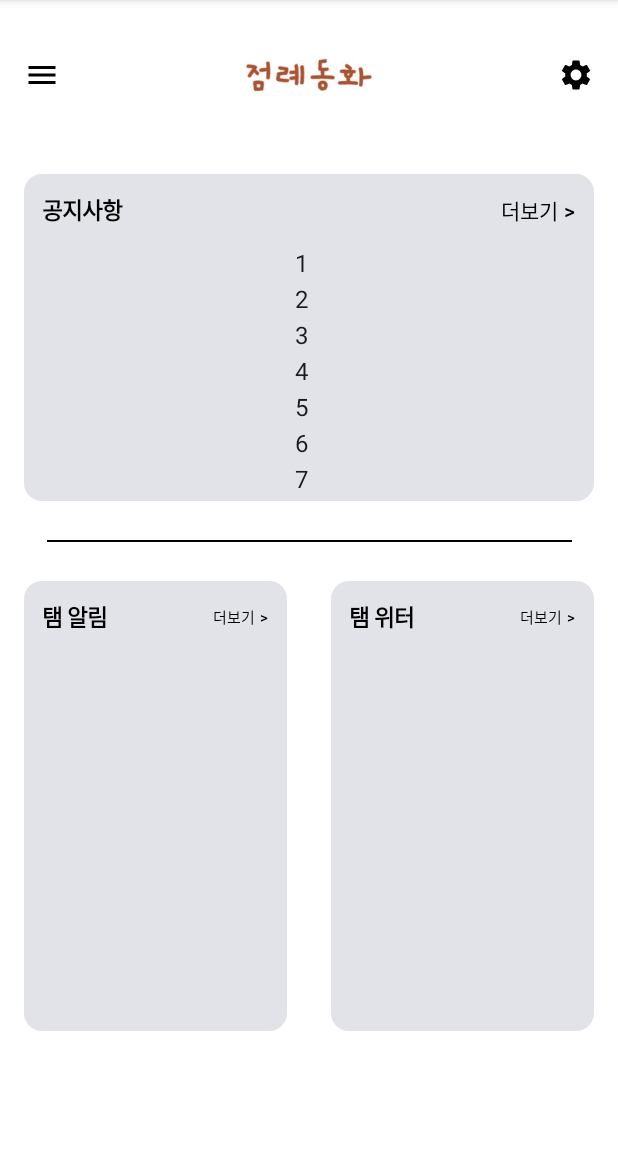
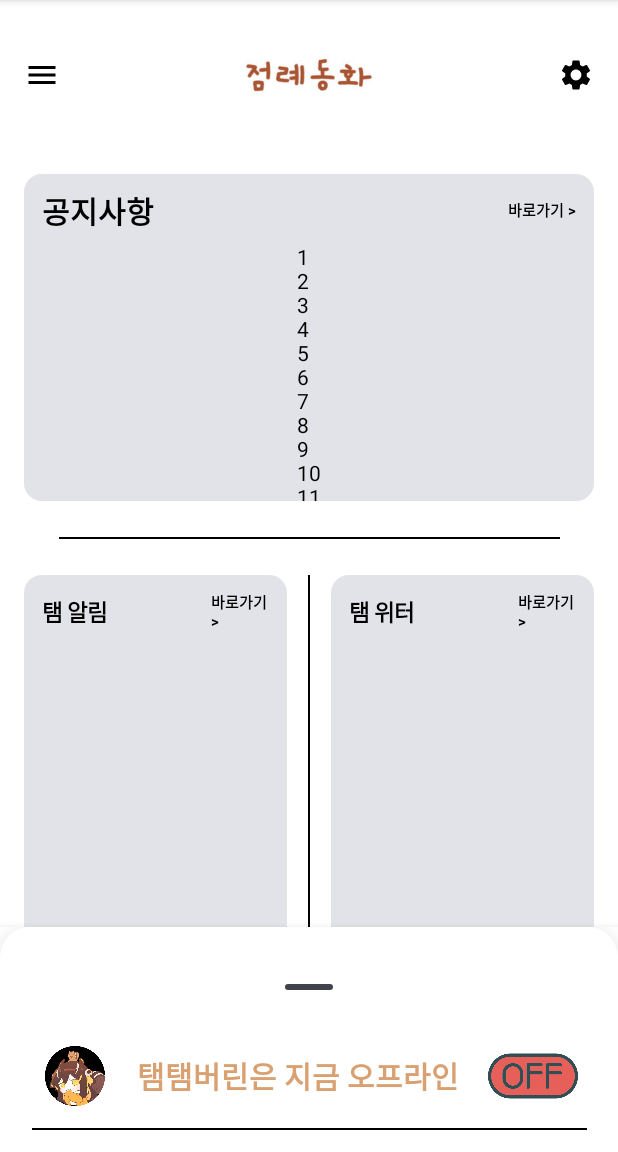
Before and after one commit to dkstpwns10/NaverAPI, an Android app built with Jetpack Compose: the screen it shows after launch (MainActivity), on a phone screen of 412 x 824 dp, the part 84-1236 px from its top. Run offline under Robolectric (Android 15) with nearby library versions, the light colour scheme and no system bars; our stand-ins replace accompanist; pictures from the network do not load.

Commit message:
Bottom Sheet

```diff
--- a/app/build.gradle.kts
+++ b/app/build.gradle.kts
@@ -64,6 +64,7 @@ android {
 }
 
 dependencies {
+    implementation("org.jetbrains.kotlinx:kotlinx-serialization-json:1.5.1")
     implementation("com.navercorp.nid:oauth:5.9.1") // jdk 11
     implementation("androidx.lifecycle:lifecycle-viewmodel-compose:2.6.2")
     implementation("com.squareup.retrofit2:retrofit:2.9.0")
--- a/app/src/main/java/com/chzzk/temtem/view/Appbar.kt
+++ b/app/src/main/java/com/chzzk/temtem/view/Appbar.kt
@@ -18,6 +18,7 @@ import androidx.compose.foundation.layout.size
 import androidx.compose.foundation.layout.width
 import androidx.compose.foundation.layout.wrapContentSize
 import androidx.compose.foundation.shape.CircleShape
+import androidx.compose.material.Text
 import androidx.compose.material.icons.Icons
 import androidx.compose.material.icons.filled.Menu
 import androidx.compose.material.icons.filled.Settings
@@ -29,7 +30,6 @@ import androidx.compose.material3.IconButton
 import androidx.compose.material3.ModalDrawerSheet
 import androidx.compose.material3.ModalNavigationDrawer
 import androidx.compose.material3.Scaffold
-import androidx.compose.material3.Text
 import androidx.compose.material3.TopAppBar
 import androidx.compose.material3.TopAppBarDefaults
 import androidx.compose.material3.rememberDrawerState
@@ -51,8 +51,10 @@ import androidx.compose.ui.text.style.TextAlign
 import androidx.compose.ui.tooling.preview.Preview
 import androidx.compose.ui.unit.dp
 import androidx.compose.ui.unit.sp
+import androidx.lifecycle.viewmodel.compose.viewModel
 import coil.compose.rememberAsyncImagePainter
 import com.chzzk.temtem.R
+import com.chzzk.temtem.service.MainViewModel
 import com.chzzk.temtem.service.NaverLogin
 import kotlinx.coroutines.launch
 
@@ -60,6 +62,7 @@ import kotlinx.coroutines.launch
 @OptIn(ExperimentalMaterial3Api::class)
 @Composable
 fun topAppBar() {
+    val streamViewModel: MainViewModel = viewModel()
     val context = LocalContext.current
     val appbarColor = remember {
         mutableStateOf(Color.White)
@@ -72,13 +75,13 @@ fun topAppBar() {
     }
     val drawerState = rememberDrawerState(DrawerValue.Closed)
     val scope = rememberCoroutineScope()
-    var isLoggedIn by remember{
+    var isLoggedIn by remember {
         mutableStateOf(false)
     }
     var profileImageUrl by remember {
         mutableStateOf<Int?>(null)
     }
-    val naver = remember{NaverLogin(context)}
+    val naver = remember { NaverLogin(context) }
 
     // 메뉴창
 
@@ -97,18 +100,27 @@ fun topAppBar() {
                     verticalArrangement = Arrangement.Center
                 ) {
                     Spacer(modifier = Modifier.size(30.dp))
-                    Row(modifier = Modifier
+                    Row(
+                        modifier = Modifier
                             .fillMaxWidth()
-                        .height(200.dp), verticalAlignment = Alignment.CenterVertically, horizontalArrangement = Arrangement.Center) {
+                            .height(200.dp),
+                        verticalAlignment = Alignment.CenterVertically,
+                        horizontalArrangement = Arrangement.Center
+                    ) {
                         if (!isLoggedIn) {
-                                IconButton(modifier = Modifier.size(200.dp,400.dp), onClick = {
+                            IconButton(modifier = Modifier.size(200.dp, 400.dp), onClick = {
                                 //isLoggedIn = true
                             }
 
                             ) {
-                                    Image(painter = painterResource(id = R.drawable.btn_complete),modifier=Modifier.size(200.dp,400.dp), contentScale = ContentScale.FillWidth,contentDescription = "로그인 버튼")
+                                Image(
+                                    painter = painterResource(id = R.drawable.btn_complete),
+                                    modifier = Modifier.size(200.dp, 400.dp),
+                                    contentScale = ContentScale.FillWidth,
+                                    contentDescription = "로그인 버튼"
+                                )
                             }
-                            }else{
+                        } else {
                             Box(
                                 modifier = Modifier
                                     .padding(start = 20.dp)
@@ -133,29 +145,42 @@ fun topAppBar() {
                                 }
                             }
                             Column {
-                                    Text(text = "곽철용", fontWeight = FontWeight.Bold, textAlign = TextAlign.Center, modifier = Modifier.fillMaxWidth())
+                                Text(
+                                    text = "곽철용",
+                                    fontWeight = FontWeight.Bold,
+                                    textAlign = TextAlign.Center,
+                                    modifier = Modifier.fillMaxWidth()
+                                )
                                 Spacer(modifier = Modifier.size(8.dp))
-                                    Text(text = "naevr@naver.com", fontSize = 12.sp,textAlign = TextAlign.Center,modifier = Modifier.fillMaxWidth())
+                                Text(
+                                    text = "naevr@naver.com",
+                                    fontSize = 12.sp,
+                                    textAlign = TextAlign.Center,
+                                    modifier = Modifier.fillMaxWidth()
+                                )
                             }
                         }
                     }
                     Column(horizontalAlignment = Alignment.CenterHorizontally) {
                         Divider(modifier = Modifier.width(300.dp), thickness = 2.dp)
                         Spacer(modifier = Modifier.size(50.dp))
-                        Text(text = "공지 사항", fontSize = 20.sp,modifier = Modifier.padding(16.dp))
+                        Text(text = "공지 사항", fontSize = 20.sp, modifier = Modifier.padding(16.dp))
                         Divider(modifier = Modifier.width(150.dp), thickness = 2.dp)
-                        Text(text = "탬알림", fontSize = 20.sp,modifier = Modifier.padding(16.dp))
+                        Text(text = "탬알림", fontSize = 20.sp, modifier = Modifier.padding(16.dp))
                         Divider(modifier = Modifier.width(150.dp), thickness = 2.dp)
-                        Text(text = "탬위터", fontSize = 20.sp,modifier = Modifier.padding(16.dp))
+                        Text(text = "탬위터", fontSize = 20.sp, modifier = Modifier.padding(16.dp))
                         Divider(modifier = Modifier.width(150.dp), thickness = 2.dp)
-                        Text(text = "게시글 작성", fontSize = 20.sp,modifier = Modifier.padding(16.dp))
+                        Text(text = "게시글 작성", fontSize = 20.sp, modifier = Modifier.padding(16.dp))
 
                     }
 
-                    Box(modifier = Modifier.fillMaxSize(),contentAlignment = Alignment.BottomCenter) {
-                        Text(text = "© 2024 Lurker. All rights reserved.\n",fontSize = 12.sp)
+                    Box(
+                        modifier = Modifier.fillMaxSize(),
+                        contentAlignment = Alignment.BottomCenter
+                    ) {
+                        Text(text = "© 2024 Lurker. All rights reserved.\n", fontSize = 12.sp)
                         Spacer(modifier = Modifier.size(0.5.dp))
-                        Text(text = "Developed by Lurker.",fontSize = 12.sp)
+                        Text(text = "Developed by Lurker.", fontSize = 12.sp)
                     }
 
 
@@ -174,7 +199,9 @@ fun topAppBar() {
                                     .wrapContentSize(Alignment.Center)
                             ) {
                                 Image(
-                                    modifier = Modifier.size(100.dp).clickable(onClick = {
+                                    modifier = Modifier
+                                        .size(100.dp)
+                                        .clickable(onClick = {
                                             //로고 클릭시 메인 스크린으로 이동
                                             /*TODO*/
                                         }),
@@ -217,10 +244,10 @@ fun topAppBar() {
                         horizontalAlignment = Alignment.CenterHorizontally
                     ) {
                         // Main content goes here]
-                        val currnetScreen = remember{
+                        val currnetScreen = remember {
                             mutableStateOf("Main")
                         }
-                        MainScreen(appbarColor.value,drawerColor.value)
+                        MainScreen(appbarColor = appbarColor.value, drawerColor = drawerColor.value)
 
                     }
                 }
--- /dev/null
+++ b/app/src/main/java/com/chzzk/temtem/view/BottomSheet.kt
@@ -0,0 +1,182 @@
+package com.chzzk.temtem.view
+
+import androidx.compose.foundation.Image
+import androidx.compose.foundation.background
+import androidx.compose.foundation.layout.Arrangement
+import androidx.compose.foundation.layout.Column
+import androidx.compose.foundation.layout.PaddingValues
+import androidx.compose.foundation.layout.Row
+import androidx.compose.foundation.layout.WindowInsets
+import androidx.compose.foundation.layout.asPaddingValues
+import androidx.compose.foundation.layout.fillMaxWidth
+import androidx.compose.foundation.layout.height
+import androidx.compose.foundation.layout.navigationBars
+import androidx.compose.foundation.layout.padding
+import androidx.compose.foundation.layout.size
+import androidx.compose.foundation.layout.width
+import androidx.compose.foundation.lazy.LazyColumn
+import androidx.compose.foundation.shape.RoundedCornerShape
+import androidx.compose.material.BottomSheetScaffoldState
+import androidx.compose.material.ExperimentalMaterialApi
+import androidx.compose.material.ListItem
+import androidx.compose.material.Surface
+import androidx.compose.material.Text
+import androidx.compose.material.icons.Icons
+import androidx.compose.material.icons.filled.AccountCircle
+import androidx.compose.material3.BottomSheetDefaults
+import androidx.compose.material3.Button
+import androidx.compose.material3.Divider
+import androidx.compose.material3.ExperimentalMaterial3Api
+import androidx.compose.material3.Icon
+import androidx.compose.material.rememberBottomSheetScaffoldState
+import androidx.compose.runtime.Composable
+import androidx.compose.runtime.getValue
+import androidx.compose.runtime.mutableStateOf
+import androidx.compose.runtime.remember
+import androidx.compose.runtime.rememberCoroutineScope
+import androidx.compose.ui.Alignment
+import androidx.compose.ui.Modifier
+import androidx.compose.ui.draw.clip
+import androidx.compose.ui.graphics.Color
+import androidx.compose.ui.res.painterResource
+import androidx.compose.ui.text.font.FontWeight
+import androidx.compose.ui.tooling.preview.Preview
+import androidx.compose.ui.unit.dp
+import androidx.compose.ui.unit.sp
+import androidx.lifecycle.viewmodel.compose.viewModel
+import com.chzzk.temtem.R
+import com.chzzk.temtem.domain.DetailContent
+import com.chzzk.temtem.service.MainViewModel
+import kotlinx.coroutines.launch
+
+
+@OptIn(ExperimentalMaterial3Api::class, ExperimentalMaterialApi::class)
+@Composable
+fun BottomSheet_StreamView(viewModel: MainViewModel,bottomSheetState: BottomSheetScaffoldState) {
+    val domainData by viewModel.streamDetailState
+    var detailContent: DetailContent? = domainData.data
+    val scope = rememberCoroutineScope()
+
+    val fontColor = remember {
+        mutableStateOf(Color(115,68,64))
+    }
+    val liveState = remember {
+        mutableStateOf("방송중")
+    }
+    val liveIcon = remember {
+        mutableStateOf(R.drawable.broadcasting)
+    }
+    val bottomImage = remember{
+        mutableStateOf(R.drawable.window_round)
+    }
+    if (detailContent != null) {
+        when (detailContent.status) {
+            "OPEN" -> {
+                fontColor.value = Color(115,68,64)
+                liveState.value = "방송중!"
+                liveIcon.value = R.drawable.broadcasting
+                bottomImage.value = R.drawable.window_round
+            }
+
+            "CLOSE" -> {
+                fontColor.value = Color(242,231,80)
+                liveState.value = "오프라인"
+                liveIcon.value = R.drawable.off
+                bottomImage.value = R.drawable.sq_round
+            }
+        }
+    } else {
+        fontColor.value = Color(217,161,113)
+        liveState.value = "오프라인"
+        liveIcon.value = R.drawable.off
+        bottomImage.value = R.drawable.sq_round
+    }
+    Surface(
+        shape = RoundedCornerShape(topStart = 20.dp, topEnd = 20.dp),
+        elevation = 20.dp
+    ) {
+    Column(
+        modifier = Modifier
+            .fillMaxWidth()
+            .padding(8.dp)
+    ) {
+
+            Column(
+                modifier = Modifier
+                    .fillMaxWidth()
+                    .padding(vertical = 8.dp),
+                horizontalAlignment = Alignment.CenterHorizontally
+            ) {
+                BottomSheetDefaults.DragHandle()
+                Row(
+                    modifier = Modifier
+                        .fillMaxWidth()
+                        .height(70.dp),
+                    horizontalArrangement = Arrangement.SpaceEvenly,
+                    verticalAlignment = Alignment.CenterVertically
+                ) {
+                    Image(modifier = Modifier.size(45.dp), painter = painterResource(id = bottomImage.value), contentDescription = "")
+                    Text(
+                        text = "탬탬버린은 지금 ${liveState.value}",
+                        fontSize = 20.sp,
+                        fontWeight = FontWeight.Bold,
+                        color = fontColor.value
+                    )
+                    Image(
+                        modifier = Modifier.height(60.dp),
+                        painter = painterResource(id = liveIcon.value),
+                        contentDescription = null
+                    )
+                }
+                Divider(modifier = Modifier.width(370.dp), color = Color.Black)
+                StreamContent(onHideButtonClick = {
+                    scope.launch {
+                        bottomSheetState.bottomSheetState.collapse()
+                    }
+                })
+            }
+
+    }
+    }
+}
+
+
+@OptIn(ExperimentalMaterialApi::class)
+@Composable
+fun StreamContent(onHideButtonClick: () -> Unit) {
+    val bottomInsets = WindowInsets.navigationBars.asPaddingValues().calculateBottomPadding()
+
+    LazyColumn(
+        contentPadding = PaddingValues(
+            start = 16.dp,
+            top = 16.dp,
+            end = 16.dp,
+            bottom = bottomInsets
+        )
+    ) {
+        items(10) {
+            ListItem(
+            ) {
+                Row(modifier = Modifier.padding(16.dp)) {
+                    Icon(imageVector = Icons.Default.AccountCircle, contentDescription = null)
+                    Text("item $it")
+                }
+
+            }
+        }
+        item {
+            Button(modifier = Modifier.fillMaxWidth(), onClick = { onHideButtonClick() }) {
+                Text("Cancel")
+            }
+        }
+    }
+}
+
+@OptIn(ExperimentalMaterialApi::class)
+@Preview
+@Composable
+fun StreamContentPreview() {
+    val streamViewModel: MainViewModel = viewModel()
+    val scaffoldState = rememberBottomSheetScaffoldState()
+    BottomSheet_StreamView(viewModel = streamViewModel,scaffoldState)
+}
--- a/app/src/main/java/com/chzzk/temtem/view/MainScreen.kt
+++ b/app/src/main/java/com/chzzk/temtem/view/MainScreen.kt
@@ -1,4 +1,5 @@
 package com.chzzk.temtem.view
+
 
 import androidx.compose.foundation.background
 import androidx.compose.foundation.layout.Arrangement
@@ -10,111 +11,118 @@ import androidx.compose.foundation.layout.fillMaxSize
 import androidx.compose.foundation.layout.fillMaxWidth
 import androidx.compose.foundation.layout.height
 import androidx.compose.foundation.layout.padding
-import androidx.compose.foundation.layout.size
 import androidx.compose.foundation.layout.width
+import androidx.compose.material.BottomSheetScaffold
+import androidx.compose.material.ExperimentalMaterialApi
+import androidx.compose.material.Text
+import androidx.compose.material.rememberBottomSheetScaffoldState
 import androidx.compose.material3.Card
 import androidx.compose.material3.Divider
-import androidx.compose.material3.Text
+import androidx.compose.material3.ExperimentalMaterial3Api
+import androidx.compose.material3.MaterialTheme
 import androidx.compose.material3.TextButton
 import androidx.compose.runtime.Composable
 import androidx.compose.runtime.getValue
+import androidx.compose.runtime.mutableStateOf
 import androidx.compose.runtime.remember
+import androidx.compose.runtime.rememberCoroutineScope
+import androidx.compose.runtime.setValue
 import androidx.compose.ui.Alignment
 import androidx.compose.ui.Modifier
 import androidx.compose.ui.graphics.Color
 import androidx.compose.ui.text.font.FontWeight
 import androidx.compose.ui.tooling.preview.Preview
+import androidx.compose.ui.unit.Dp
 import androidx.compose.ui.unit.dp
 import androidx.compose.ui.unit.sp
 import androidx.lifecycle.viewmodel.compose.viewModel
-import androidx.viewpager.widget.ViewPager
-import androidx.viewpager2.widget.ViewPager2
 import com.chzzk.temtem.service.MainViewModel
 import com.google.accompanist.pager.ExperimentalPagerApi
 import com.google.accompanist.pager.HorizontalPager
 import com.google.accompanist.pager.rememberPagerState
 
-@OptIn(ExperimentalPagerApi::class)
+@OptIn(ExperimentalPagerApi::class, ExperimentalMaterialApi::class)
 @Composable
 fun MainScreen(appbarColor: Color, drawerColor: Color) {
     val streamViewModel: MainViewModel = viewModel()
     val viewDetailState by streamViewModel.streamDetailState
     val viewSimpleState by streamViewModel.streamSimpleState
-    val now_Streaming = remember {
-        false
-    }
+    var now_Streaming by remember { mutableStateOf(false) }
     val pagerState = rememberPagerState()
+    val scope = rememberCoroutineScope()
+    val scaffoldState = rememberBottomSheetScaffoldState()
+
+    BottomSheetScaffold(
+        scaffoldState = scaffoldState,
+        sheetPeekHeight = 150.dp, // The height when the sheet is collapsed
+        sheetContent = {
+            BottomSheet_StreamView(streamViewModel, scaffoldState)
+        },
+        sheetBackgroundColor = Color.White
+    ) {
         Column(
             modifier = Modifier
                 .fillMaxSize()
-            .background(appbarColor), horizontalAlignment = Alignment.CenterHorizontally
+                .background(appbarColor),
+            horizontalAlignment = Alignment.CenterHorizontally
         ) {
-
             Box(
                 modifier = Modifier
                     .fillMaxWidth()
                     .height(250.dp)
                     .background(appbarColor)
-                .padding(16.dp), contentAlignment = Alignment.TopEnd
+                    .padding(16.dp),
+                contentAlignment = Alignment.TopEnd
             ) {
+                //공지사항
                 Card(modifier = Modifier.fillMaxSize()) {
-                //Card
-                if (!now_Streaming) {
                     TextButton(onClick = { /*TODO*/ }) {
                         Text(
                             text = "공지사항",
-                            fontSize = 15.sp,
+                            fontSize = 20.sp,
                             fontWeight = FontWeight.Bold,
                             color = drawerColor
                         )
                     }
-                    HorizontalPager(modifier = Modifier.fillMaxSize(), count = 10, state = pagerState) {
-                        //카페 공지 사항 끌고 오기
-                        pager->
+                    HorizontalPager(
+                        modifier = Modifier.fillMaxSize(),
+                        count = 10,
+                        state = pagerState
+                    ) { pager ->
                         Column {
-                            Text(text = "1")
-                            Text(text = "2")
-                            Text(text = "3")
-                            Text(text = "4")
-                            Text(text = "5")
-                            Text(text = "6")
-                            Text(text = "7")
-                            Text(text = "8")
-                            Text(text = "9")
-                            Text(text = "10")
-                            Text(text = "11")
+                            repeat(11) { index ->
+                                Text(text = (index + 1).toString())
+                            }
+                        }
+                    }
+                }
+                TextButton(onClick = { /*TODO*/ }) {
+                    Text(text = "바로가기 >", color = drawerColor,fontWeight = FontWeight.Bold, fontSize = 10.sp)
+                }
             }
 
-                    }
+            Divider(
+                modifier = Modifier
+                    .width(350.dp)
+                    .padding(8.dp),
+                thickness = 1.dp,
+                color = Color.Black
+            )
 
-
-                } else {
-                    //방송중이면 방송 썸네일 + 링크
-                }
-            }
-            //Box
-            TextButton(onClick = { /*TODO*/ }) {
-                Text(text = "더보기 >", color = drawerColor)
-            }
-
-        }
-        Spacer(modifier = Modifier.height(10.dp))
-        Divider(modifier = Modifier.width(350.dp), thickness = 1.dp, color = Color.Black)
-        Spacer(modifier = Modifier.height(10.dp))
-        //Column
+            //알림, 위터
             Row(
                 modifier = Modifier
                     .fillMaxWidth()
-                .padding(16.dp), horizontalArrangement = Arrangement.SpaceBetween
+                    .padding(16.dp),
+                horizontalArrangement = Arrangement.SpaceBetween
             ) {
-
+                //알림
                 Card(
                     modifier = Modifier
                         .width(175.dp)
                         .height(300.dp)
                 ) {
-
-                Row {
+                    Row(horizontalArrangement = Arrangement.SpaceBetween) {
                         TextButton(onClick = { /*TODO*/ }) {
                             Text(
                                 text = "탬 알림",
@@ -125,17 +133,20 @@ fun MainScreen(appbarColor: Color, drawerColor: Color) {
                         }
                         Spacer(modifier = Modifier.width(45.dp))
                         TextButton(onClick = { /*TODO*/ }) {
-                        Text(text = "더보기 >", color = drawerColor, fontSize = 10.sp)
+                            Text(text = "바로가기 >", color = drawerColor,fontWeight = FontWeight.Bold, fontSize = 10.sp)
+                        }
                     }
                 }
 
-            }
+                VerticalDivider(color = Color.Black)
+
+                //위터
                 Card(
                     modifier = Modifier
                         .width(175.dp)
                         .height(300.dp)
                 ) {
-                Row {
+                    Row(horizontalArrangement = Arrangement.SpaceBetween) {
                         TextButton(onClick = { /*TODO*/ }) {
                             Text(
                                 text = "탬 위터",
@@ -146,7 +157,9 @@ fun MainScreen(appbarColor: Color, drawerColor: Color) {
                         }
                         Spacer(modifier = Modifier.width(45.dp))
                         TextButton(onClick = { /*TODO*/ }) {
-                        Text(text = "더보기 >", color = drawerColor, fontSize = 10.sp)
+                            Text(text = "바로가기 >", color = drawerColor,fontWeight = FontWeight.Bold, fontSize = 10.sp)
+                        }
+                    }
                 }
             }
 
@@ -154,6 +167,20 @@ fun MainScreen(appbarColor: Color, drawerColor: Color) {
     }
 }
 
+@Composable
+fun VerticalDivider(
+    modifier: Modifier = Modifier,
+    color: Color = MaterialTheme.colorScheme.onSurface.copy(alpha = 0.12f),
+    thickness: Dp = 1.dp,
+    startIndent: Dp = 0.dp,
+    endIndent: Dp = 0.dp
+) {
+    Box(
+        modifier = modifier
+            .width(thickness)
+            .height(300.dp)
+            .background(color)
+    )
 }
 
 @Preview
```
Also changed, not shown: app/src/main/java/com/chzzk/temtem/domain/Content.kt (+5 -2 lines), app/src/main/java/com/chzzk/temtem/service/MainViewModel.kt (+63 -9 lines), app/src/main/res/drawable/broadcasting.png (added), app/src/main/res/drawable/off.png (added), app/src/main/res/drawable/off_line.png (added), app/src/main/res/drawable/sq_invisible.png (added), app/src/main/res/drawable/sq_invisible_round.png (added), app/src/main/res/drawable/sq_round.png (added), app/src/main/res/drawable/white_onair.png (added), app/src/main/res/drawable/window.webp (added), app/src/main/res/drawable/window_invisible.png (added), app/src/main/res/drawable/window_round.png (added). Lines whose indentation alone changed are shown as unchanged.
